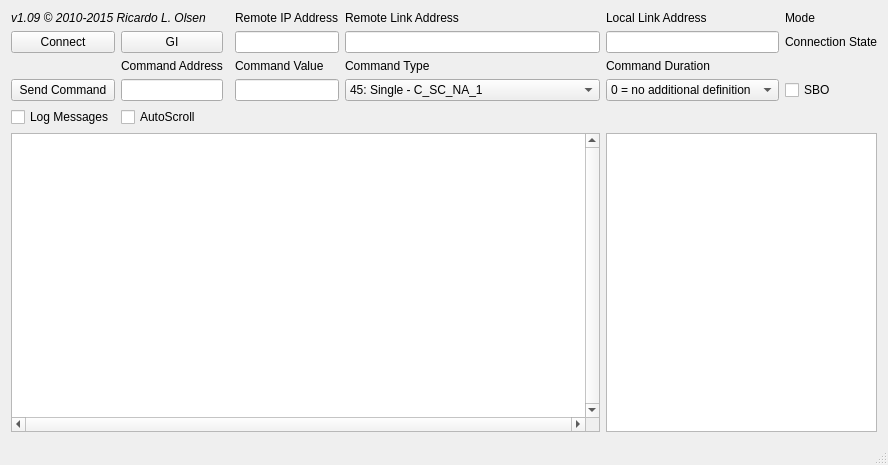
Above: mainwindow.ui from riclolsen/qtester104 before the change. Below: the same form after it.
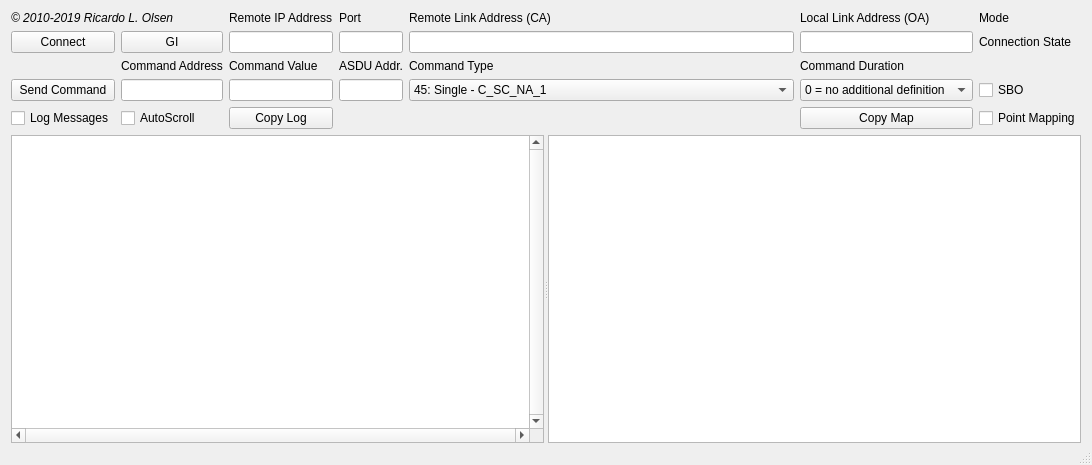
That is the form after the change.

Patch:
```diff
--- a/mainwindow.ui
+++ b/mainwindow.ui
@@ -6,7 +6,7 @@
    <rect>
     <x>0</x>
     <y>0</y>
-    <width>870</width>
+    <width>961</width>
     <height>465</height>
    </rect>
   </property>
@@ -15,21 +15,26 @@
   </property>
   <widget class="QWidget" name="centralWidget">
    <layout class="QGridLayout" name="gridLayout">
-    <item row="2" column="0">
-     <widget class="QPushButton" name="pbConnect">
-      <property name="text">
-       <string>Connect</string>
-      </property>
-     </widget>
-    </item>
-    <item row="2" column="6">
-     <widget class="QLabel" name="lbStatus">
-      <property name="text">
-       <string>Connection State</string>
+    <property name="bottomMargin">
+     <number>0</number>
+    </property>
+    <item row="5" column="0" colspan="7">
+     <widget class="QSplitter" name="splitter">
+      <property name="sizePolicy">
+       <sizepolicy hsizetype="Expanding" vsizetype="Expanding">
+        <horstretch>0</horstretch>
+        <verstretch>0</verstretch>
+       </sizepolicy>
       </property>
-     </widget>
-    </item>
-    <item row="7" column="0" colspan="5">
+      <property name="maximumSize">
+       <size>
+        <width>16777215</width>
+        <height>16777215</height>
+       </size>
+      </property>
+      <property name="orientation">
+       <enum>Qt::Horizontal</enum>
+      </property>
      <widget class="QListWidget" name="lwLog">
       <property name="sizePolicy">
        <sizepolicy hsizetype="Expanding" vsizetype="Expanding">
@@ -49,6 +54,9 @@
       <property name="horizontalScrollBarPolicy">
        <enum>Qt::ScrollBarAlwaysOn</enum>
       </property>
+       <property name="selectionMode">
+        <enum>QAbstractItemView::NoSelection</enum>
+       </property>
       <property name="resizeMode">
        <enum>QListView::Adjust</enum>
       </property>
@@ -56,58 +64,116 @@
        <enum>QListView::SinglePass</enum>
       </property>
      </widget>
+      <widget class="QTableWidget" name="twPontos">
+       <property name="sizePolicy">
+        <sizepolicy hsizetype="Expanding" vsizetype="Expanding">
+         <horstretch>0</horstretch>
+         <verstretch>0</verstretch>
+        </sizepolicy>
+       </property>
+      </widget>
+     </widget>
     </item>
-    <item row="1" column="3">
-     <widget class="QLabel" name="label_2">
+    <item row="1" column="5">
+     <widget class="QLineEdit" name="leMasterAddress"/>
+    </item>
+    <item row="2" column="4">
+     <widget class="QLabel" name="label_7">
       <property name="text">
-       <string>Remote IP Address</string>
+       <string>Command Type</string>
       </property>
      </widget>
     </item>
-    <item row="2" column="3">
-     <widget class="QLineEdit" name="leIPRemoto"/>
-    </item>
-    <item row="7" column="5" colspan="2">
-     <widget class="QTableWidget" name="twPontos"/>
+    <item row="1" column="4">
+     <widget class="QLineEdit" name="leLinkAddress"/>
     </item>
     <item row="2" column="1">
+     <widget class="QLabel" name="label_5">
+      <property name="text">
+       <string>Command Address</string>
+      </property>
+     </widget>
+    </item>
+    <item row="1" column="1">
      <widget class="QPushButton" name="pbGI">
       <property name="text">
        <string>GI</string>
       </property>
      </widget>
     </item>
-    <item row="2" column="4">
-     <widget class="QLineEdit" name="leLinkAddress"/>
-    </item>
-    <item row="1" column="4">
-     <widget class="QLabel" name="label_3">
-      <property name="text">
-       <string>Remote Link Address</string>
-      </property>
-     </widget>
-    </item>
     <item row="2" column="5">
-     <widget class="QLineEdit" name="leMasterAddress"/>
+     <widget class="QLabel" name="label_8">
+      <property name="text">
+       <string>Command Duration</string>
+      </property>
+     </widget>
     </item>
-    <item row="1" column="5">
-     <widget class="QLabel" name="label_4">
+    <item row="3" column="5">
+     <widget class="QComboBox" name="cbCmdDuration">
+      <item>
       <property name="text">
-       <string>Local Link Address</string>
-      </property>
+        <string>0 = no additional definition</string>
+       </property>
+      </item>
+      <item>
+       <property name="text">
+        <string>1 = short pulse</string>
+       </property>
+      </item>
+      <item>
+       <property name="text">
+        <string>2 = long pulse</string>
+       </property>
+      </item>
+      <item>
+       <property name="text">
+        <string>3 = persistent output</string>
+       </property>
+      </item>
      </widget>
     </item>
-    <item row="4" column="0">
+    <item row="1" column="6">
+     <widget class="QLabel" name="lbStatus">
+      <property name="text">
+       <string>Connection State</string>
+      </property>
+     </widget>
+    </item>
+    <item row="3" column="6">
+     <widget class="QCheckBox" name="cbSBO">
+      <property name="text">
+       <string>SBO</string>
+      </property>
+     </widget>
+    </item>
+    <item row="2" column="2">
+     <widget class="QLabel" name="label_6">
+      <property name="text">
+       <string>Command Value</string>
+      </property>
+     </widget>
+    </item>
+    <item row="1" column="2">
+     <widget class="QLineEdit" name="leIPRemoto"/>
+    </item>
+    <item row="3" column="0">
      <widget class="QPushButton" name="pbSendCommandsButton">
       <property name="text">
        <string>Send Command</string>
       </property>
      </widget>
     </item>
-    <item row="4" column="1">
-     <widget class="QLineEdit" name="leCmdAddress"/>
+    <item row="3" column="1">
+     <widget class="QLineEdit" name="leCmdAddress">
+      <property name="toolTip">
+       <string/>
+      </property>
+     </widget>
     </item>
-    <item row="4" column="4">
+    <item row="3" column="2">
+     <widget class="QLineEdit" name="leCmdValue"/>
+    </item>
+    <item row="3" column="4">
      <widget class="QComboBox" name="cbCmdAsdu">
       <item>
        <property name="text">
@@ -139,85 +205,64 @@
         <string>60: Reg. Step with time tag - C_RC_TA_1</string>
        </property>
       </item>
-     </widget>
-    </item>
-    <item row="4" column="3">
-     <widget class="QLineEdit" name="leCmdValue"/>
-    </item>
-    <item row="3" column="1">
-     <widget class="QLabel" name="label_5">
+      <item>
       <property name="text">
-       <string>Command Address</string>
-      </property>
-     </widget>
-    </item>
-    <item row="3" column="3">
-     <widget class="QLabel" name="label_6">
+        <string>48: Set-point normalised value - C_SE_NA_1</string>
+       </property>
+      </item>
+      <item>
       <property name="text">
-       <string>Command Value</string>
-      </property>
-     </widget>
-    </item>
-    <item row="3" column="4">
-     <widget class="QLabel" name="label_7">
+        <string>49: Set-point scaled value - C_SE_NB_1</string>
+       </property>
+      </item>
+      <item>
       <property name="text">
-       <string>Command Type</string>
-      </property>
-     </widget>
-    </item>
-    <item row="4" column="5">
-     <widget class="QComboBox" name="cbCmdDuration">
+        <string>50: Set-point short floating point value - C_SE_NC_1</string>
+       </property>
+      </item>
       <item>
        <property name="text">
-        <string>0 = no additional definition</string>
+        <string>61: Set-point normalised value with time tag - C_SE_TA_1</string>
        </property>
       </item>
       <item>
        <property name="text">
-        <string>1 = short pulse</string>
+        <string>62: Set-point scaled value with time tag - C_SE_TB_1</string>
        </property>
       </item>
       <item>
        <property name="text">
-        <string>2 = long pulse</string>
+        <string>63: Set-point short floating point value with time tag - C_SE_TC_1</string>
        </property>
       </item>
       <item>
        <property name="text">
-        <string>3 = persistent output</string>
+        <string>103: Clock Syncronization - C_CS_NA_1</string>
        </property>
       </item>
-     </widget>
-    </item>
-    <item row="3" column="5">
-     <widget class="QLabel" name="label_8">
+      <item>
       <property name="text">
-       <string>Command Duration</string>
-      </property>
-     </widget>
-    </item>
-    <item row="4" column="6">
-     <widget class="QCheckBox" name="cbSBO">
+        <string>105: Reset Process Command - C_RP_NA_1</string>
+       </property>
+      </item>
+      <item>
       <property name="text">
-       <string>SBO</string>
-      </property>
-     </widget>
-    </item>
-    <item row="1" column="6">
-     <widget class="QLabel" name="lbMode">
+        <string>107: Test Command with time tag - C_TS_TA_1</string>
+       </property>
+      </item>
+      <item>
       <property name="text">
-       <string>Mode</string>
-      </property>
-     </widget>
-    </item>
-    <item row="6" column="0">
-     <widget class="QCheckBox" name="cbLog">
+        <string>101: Counter Interrogation Command - C_CI_NA_1 *NOT IMPL</string>
+       </property>
+      </item>
+      <item>
       <property name="text">
-       <string>Log Messages</string>
-      </property>
+        <string>102: Read Command - C_RD_NA_1 *NOT IMPL</string>
+       </property>
+      </item>
      </widget>
     </item>
-    <item row="6" column="1">
+    <item row="4" column="1">
      <widget class="QCheckBox" name="cbAutoScroll">
       <property name="text">
        <string>AutoScroll</string>
@@ -227,7 +272,42 @@
       </property>
      </widget>
     </item>
-    <item row="1" column="0" colspan="3">
+    <item row="4" column="0">
+     <widget class="QCheckBox" name="cbLog">
+      <property name="text">
+       <string>Log Messages</string>
+      </property>
+     </widget>
+    </item>
+    <item row="0" column="5">
+     <widget class="QLabel" name="label_4">
+      <property name="text">
+       <string>Local Link Address (OA)</string>
+      </property>
+     </widget>
+    </item>
+    <item row="0" column="2">
+     <widget class="QLabel" name="label_2">
+      <property name="text">
+       <string>Remote IP Address</string>
+      </property>
+     </widget>
+    </item>
+    <item row="0" column="6">
+     <widget class="QLabel" name="lbMode">
+      <property name="text">
+       <string>Mode</string>
+      </property>
+     </widget>
+    </item>
+    <item row="0" column="4">
+     <widget class="QLabel" name="label_3">
+      <property name="text">
+       <string>Remote Link Address (CA)</string>
+      </property>
+     </widget>
+    </item>
+    <item row="0" column="0" colspan="2">
      <widget class="QLabel" name="lbCopyright">
       <property name="font">
        <font>
@@ -235,7 +315,63 @@
        </font>
       </property>
       <property name="text">
-       <string>v1.09 © 2010-2015 Ricardo L. Olsen</string>
+       <string>© 2010-2019 Ricardo L. Olsen</string>
+      </property>
+     </widget>
+    </item>
+    <item row="1" column="0">
+     <widget class="QPushButton" name="pbConnect">
+      <property name="text">
+       <string>Connect</string>
+      </property>
+     </widget>
+    </item>
+    <item row="4" column="2">
+     <widget class="QPushButton" name="pbCopyClipb">
+      <property name="text">
+       <string>Copy Log</string>
+      </property>
+     </widget>
+    </item>
+    <item row="3" column="3">
+     <widget class="QLineEdit" name="leASDUAddr">
+      <property name="toolTip">
+       <string>Put here the ASDU address for commands.
+If empty will use remote link address.</string>
+      </property>
+     </widget>
+    </item>
+    <item row="2" column="3">
+     <widget class="QLabel" name="label">
+      <property name="text">
+       <string>ASDU Addr.</string>
+      </property>
+     </widget>
+    </item>
+    <item row="1" column="3">
+     <widget class="QLineEdit" name="lePort"/>
+    </item>
+    <item row="0" column="3">
+     <widget class="QLabel" name="label_9">
+      <property name="text">
+       <string>Port</string>
+      </property>
+     </widget>
+    </item>
+    <item row="4" column="6">
+     <widget class="QCheckBox" name="cbPointMap">
+      <property name="text">
+       <string>Point Mapping</string>
+      </property>
+      <property name="checked">
+       <bool>false</bool>
+      </property>
+     </widget>
+    </item>
+    <item row="4" column="5">
+     <widget class="QPushButton" name="pbCopyVals">
+      <property name="text">
+       <string>Copy Map</string>
       </property>
      </widget>
     </item>
@@ -246,8 +382,8 @@
     <rect>
      <x>0</x>
      <y>0</y>
-     <width>870</width>
-     <height>21</height>
+     <width>961</width>
+     <height>17</height>
     </rect>
    </property>
   </widget>
```
Lines whose indentation alone changed are shown as unchanged.
